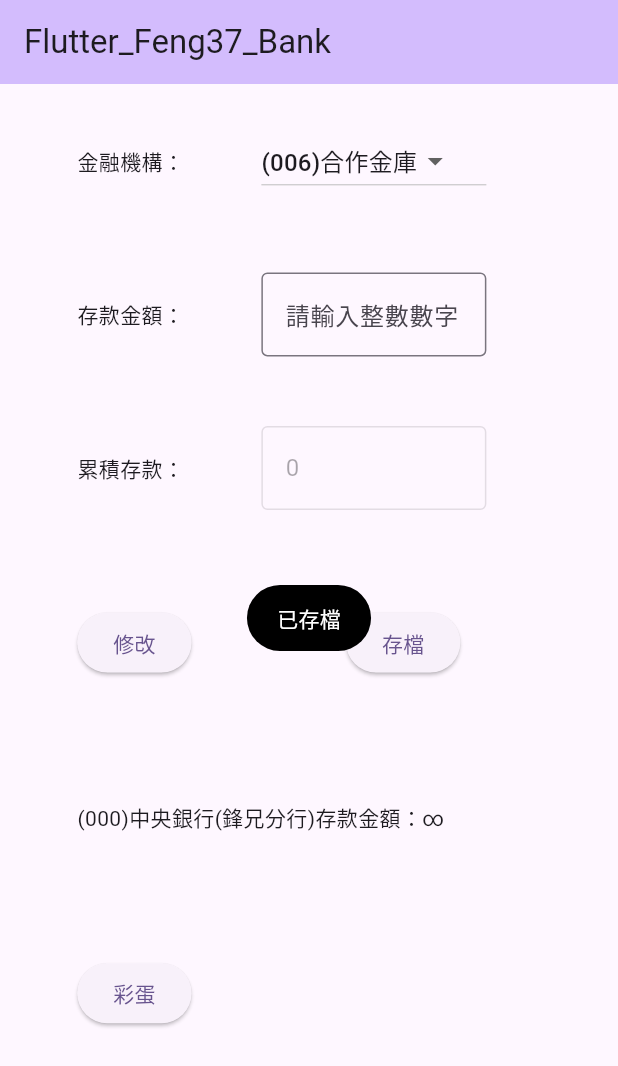
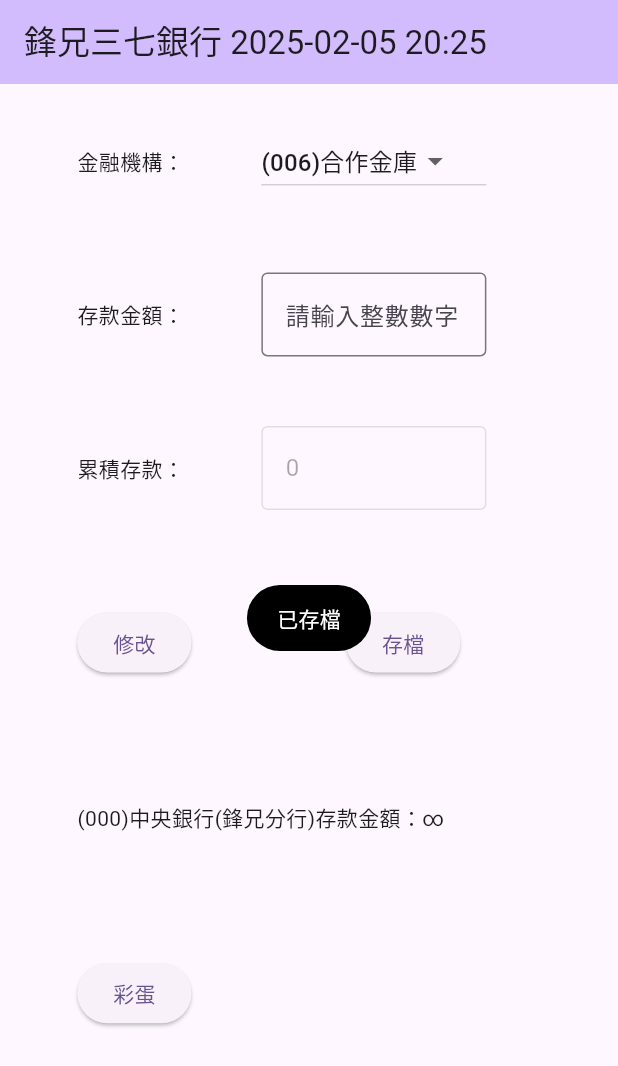
Before and after one commit to goldshoot0720/Flutter_Feng37_Bank, a Flutter app: the MyHomePage screen opened directly, after a tap on "存檔", on a phone screen of 412 x 824 dp. Shown: the top 1066 px of the screen. Run offline on Flutter 3.47's test engine with Material 3 defaults, Android fonts, the light colour scheme and no system bars; our stand-ins replace fluttertoast, shared_preferences; accounts and stored records are empty.

Commit message:
add intl

```diff
--- a/lib/main.dart
+++ b/lib/main.dart
@@ -2,6 +2,7 @@ import 'package:flutter/material.dart';
 import 'package:shared_preferences/shared_preferences.dart';
 import 'package:fluttertoast/fluttertoast.dart';
 import 'package:flutter/services.dart';
+import 'package:intl/intl.dart';
 
 void main() {
   runApp(const MyApp());
@@ -33,7 +34,7 @@ class MyApp extends StatelessWidget {
         // tested with just a hot reload.
         colorScheme: ColorScheme.fromSeed(seedColor: Colors.deepPurple),
       ),
-      home: const MyHomePage(title: 'Flutter_Feng37_Bank'),
+      home: MyHomePage(title: '鋒兄三七銀行'),
       debugShowCheckedModeBanner: false,
     );
   }
@@ -58,6 +59,7 @@ class MyHomePage extends StatefulWidget {
 }
 
 class _MyHomePageState extends State<MyHomePage> {
+  String? formattedDate; // null if no save data
   String selectedValue = "0"; // 在這裡聲明 selectedValue，而不是放在 build 方法裡
   List<String> bank_savings = [
     "0",
@@ -93,6 +95,10 @@ class _MyHomePageState extends State<MyHomePage> {
     // 將 List<String> 轉換為單一的字串
     String listAsString = bank_savings.join(","); // 用逗號將列表合併成字符串
     await prefs.setString('bank_savings', listAsString); // 存儲字符串
+    DateTime now = DateTime.now();
+    formattedDate = DateFormat('yyyy-MM-dd kk:mm').format(now);
+    print(formattedDate);
+    await prefs.setString('file_date_time', formattedDate!); // 存儲字符串
     print("Data saved!");
   }
 
@@ -105,6 +111,8 @@ class _MyHomePageState extends State<MyHomePage> {
       setState(() {
         bank_savings = loadedList;
       });
+      formattedDate = prefs.getString('file_date_time');
+      print(formattedDate);
       print("Data loaded!");
       _controller.text = bank_savings[0];
     }
@@ -123,6 +131,10 @@ class _MyHomePageState extends State<MyHomePage> {
 
   @override
   Widget build(BuildContext context) {
+    // null if no save data
+    if (formattedDate == null){
+      formattedDate = "2025-02-05 20:25";
+    }
     // This method is rerun every time setState is called, for instance as done
     // by the _incrementCounter method above.
     //
@@ -151,7 +163,7 @@ class _MyHomePageState extends State<MyHomePage> {
     } else {
       myHeight = 30;
     }
-    print(screenWidth.toString() + "," + screenHeight.toString());
+    // print(screenWidth.toString() + "," + screenHeight.toString());
     _controller2.text =
         _controller2.text = calcSumSaving(bank_savings).toString();
     return Scaffold(
@@ -162,7 +174,7 @@ class _MyHomePageState extends State<MyHomePage> {
         backgroundColor: Theme.of(context).colorScheme.inversePrimary,
         // Here we take the value from the MyHomePage object that was created by
         // the App.build method, and use it to set our appbar title.
-        title: Text(widget.title),
+        title: Text(widget.title+" "+formattedDate!),
       ),
       body: SingleChildScrollView(
         // Center is a layout widget. It takes a single child and positions it
--- a/pubspec.yaml
+++ b/pubspec.yaml
@@ -52,6 +52,7 @@ dev_dependencies:
 
   shared_preferences: ^2.2.2
   fluttertoast: ^8.0.9
+  intl: ^0.20.2
 
 # The following section is specific to Flutter packages.
 flutter:
```
Also changed, not shown: pubspec.lock.
